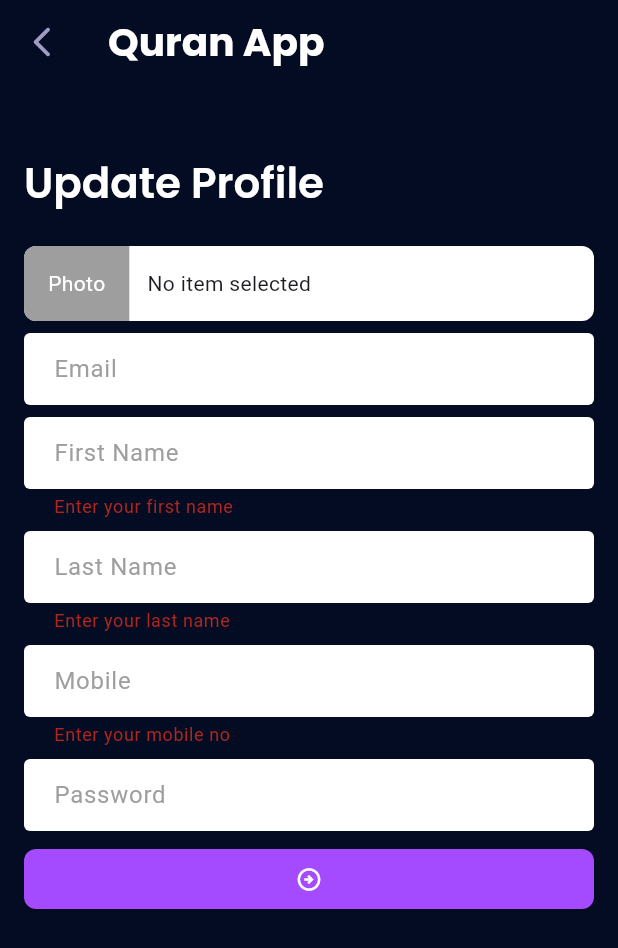
After one commit to MuazRahman/holy-quran, a Flutter app: the UpdateProfileScreen screen opened directly, after a tap on the "arrow circle right" icon, on a phone screen of 412 x 824 dp. The commit adds this screen. Shown: the top 948 px of the screen. Run offline on Flutter 3.47's test engine with Material 3 defaults, Android fonts, the phone set to English and light mode, and no system bars; our stand-ins replace audioplayers, flutter_svg, google_fonts, image_picker, pin_code_fields, shared_preferences; accounts and stored records are empty.

Commit message:
Update Profile Added

```diff
--- /dev/null
+++ b/lib/ui/Screens/update_profile_screen.dart
@@ -0,0 +1,269 @@
+import 'dart:convert';
+
+import 'package:flutter/material.dart';
+import 'package:google_fonts/google_fonts.dart';
+import 'package:holy_quran/colors.dart';
+import 'package:holy_quran/ui/Screens/HomeScreen.dart';
+import 'package:holy_quran/ui/controllers/auth_controller.dart';
+import 'package:image_picker/image_picker.dart';
+
+import '../../data/services/network_caller.dart';
+import '../../data/utils/urls.dart';
+import '../Widgets/centered_circular_progress_indicator.dart';
+import '../Widgets/snack_bar_message.dart';
+
+class UpdateProfileScreen extends StatefulWidget {
+  const UpdateProfileScreen({super.key});
+
+  static const name = '/update-profile';
+
+  @override
+  State<UpdateProfileScreen> createState() => _UpdateProfileScreenState();
+}
+
+class _UpdateProfileScreenState extends State<UpdateProfileScreen> {
+  final TextEditingController _emailTEController = TextEditingController();
+  final TextEditingController _firstNameTEController = TextEditingController();
+  final TextEditingController _lastNameTEController = TextEditingController();
+  final TextEditingController _mobileTEController = TextEditingController();
+  final TextEditingController _passwordTEController = TextEditingController();
+  final GlobalKey<FormState> _formKey = GlobalKey<FormState>();
+  XFile? _pickedImage;
+  bool _updateProfileInProgress = false;
+
+  @override
+  void initState() {
+    super.initState();
+    _emailTEController.text = AuthController.userModel?.email ?? '';
+    _firstNameTEController.text = AuthController.userModel?.firstName ?? '';
+    _lastNameTEController.text = AuthController.userModel?.lastName ?? '';
+    _mobileTEController.text = AuthController.userModel?.mobile ?? '';
+  }
+
+  @override
+  Widget build(BuildContext context) {
+    final textTheme = Theme.of(context).textTheme;
+    return Scaffold(
+      backgroundColor: backgroundColor,
+      appBar: AppBar(
+        backgroundColor: Colors.transparent,
+        automaticallyImplyLeading: false,
+        leading: IconButton(
+          onPressed: () {
+            Navigator.pushAndRemoveUntil(context,
+                MaterialPageRoute(builder: (context) => const HomeScreen()), (value) => false);
+          },
+          icon: Icon(Icons.arrow_back_ios_new_rounded, color: lightViolet,),),
+        title: Text(
+              'Quran App',
+              style: GoogleFonts.poppins(
+                fontSize: 26,
+                fontWeight: FontWeight.bold,
+                color: Colors.white,
+              ),
+            ),
+      ),
+
+      body: SingleChildScrollView(
+          child: Padding(
+            padding: const EdgeInsets.all(16.0),
+            child: Form(
+              key: _formKey,
+              child: Column(
+                crossAxisAlignment: CrossAxisAlignment.start,
+                children: [
+                  const SizedBox(
+                    height: 32,
+                  ),
+                  Text(
+                    'Update Profile',
+                    style: textTheme.titleLarge,
+                  ),
+                  const SizedBox(
+                    height: 24,
+                  ),
+                  _buildPhotoPicker(),
+                  const SizedBox(
+                    height: 8,
+                  ),
+                  TextFormField(
+                    enabled: false,
+                    controller: _emailTEController,
+                    keyboardType: TextInputType.emailAddress,
+                    decoration: const InputDecoration(
+                      hintText: 'Email',
+                    ),
+                  ),
+                  const SizedBox(
+                    height: 8,
+                  ),
+                  TextFormField(
+                    controller: _firstNameTEController,
+                    keyboardType: TextInputType.emailAddress,
+                    decoration: const InputDecoration(
+                      hintText: 'First Name',
+                    ),
+                    validator: (String? value) {
+                      if (value?.trim().isEmpty ?? true) {
+                        return 'Enter your first name';
+                      }
+                      return null;
+                    },
+                  ),
+                  const SizedBox(
+                    height: 8,
+                  ),
+                  TextFormField(
+                    controller: _lastNameTEController,
+                    keyboardType: TextInputType.emailAddress,
+                    decoration: const InputDecoration(
+                      hintText: 'Last Name',
+                    ),
+                    validator: (String? value) {
+                      if (value?.trim().isEmpty ?? true) {
+                        return 'Enter your last name';
+                      }
+                      return null;
+                    },
+                  ),
+                  const SizedBox(
+                    height: 8,
+                  ),
+                  TextFormField(
+                    controller: _mobileTEController,
+                    keyboardType: TextInputType.emailAddress,
+                    decoration: const InputDecoration(
+                      hintText: 'Mobile',
+                    ),
+                    validator: (String? value) {
+                      if (value?.trim().isEmpty ?? true) {
+                        return 'Enter your mobile no';
+                      }
+                      return null;
+                    },
+                  ),
+                  const SizedBox(
+                    height: 8,
+                  ),
+                  TextFormField(
+                    controller: _passwordTEController,
+                    obscureText: true,
+                    decoration: const InputDecoration(
+                      hintText: 'Password',
+                    ),
+                  ),
+                  const SizedBox(
+                    height: 8,
+                  ),
+                  Visibility(
+                    visible: _updateProfileInProgress == false,
+                    replacement: const CenteredCircularProgressIndicator(),
+                    child: ElevatedButton(
+                      onPressed: _onTapUpdateButton,
+                      child: const Icon(Icons.arrow_circle_right_outlined),
+                    ),
+                  ),
+                ],
+              ),
+            ),
+          ),
+        ),
+    );
+  }
+
+  Widget _buildPhotoPicker() {
+    return GestureDetector(
+      onTap: _pickImage,
+      child: Container(
+        height: 50,
+        decoration: BoxDecoration(
+          color: Colors.white,
+          borderRadius: BorderRadius.circular(8),
+        ),
+        child: Row(
+          children: [
+            Container(
+              height: 50,
+              padding: const EdgeInsets.symmetric(horizontal: 16),
+              decoration: const BoxDecoration(
+                color: Colors.grey,
+                borderRadius: BorderRadius.only(
+                  topLeft: Radius.circular(8),
+                  bottomLeft: Radius.circular(8),
+                ),
+              ),
+              alignment: Alignment.center,
+              child: const Text(
+                'Photo',
+                style: TextStyle(color: Colors.white),
+              ),
+            ),
+            const SizedBox(
+              width: 12,
+            ),
+            Text(_pickedImage == null ? 'No item selected' : _pickedImage!.name,
+              maxLines: 1,
+            ),
+          ],
+        ),
+      ),
+    );
+  }
+
+  Future<void> _pickImage() async {
+    ImagePicker picker = ImagePicker();
+    XFile? image = await picker.pickImage(source: ImageSource.gallery);
+    if (image != null) {
+      _pickedImage = image;
+      setState(() {});
+    }
+  }
+
+  void _onTapUpdateButton() {
+    if (_formKey.currentState!.validate()) {
+      _updateProfile();
+    }
+  }
+
+  Future<void> _updateProfile() async {
+    _updateProfileInProgress = true;
+    setState(() {});
+    Map<String, dynamic> requestBody = {
+      "email": _emailTEController.text.trim(),
+      "firstName": _firstNameTEController.text.trim(),
+      "lastName": _lastNameTEController.text.trim(),
+      "mobile": _mobileTEController.text.trim(),
+    };
+
+    if (_pickedImage != null) {
+      List<int> imageBytes = await _pickedImage!.readAsBytes();
+      requestBody['photo'] = base64Encode(imageBytes);
+    }
+    if (_passwordTEController.text.isNotEmpty) {
+      requestBody['password'] = _passwordTEController.text;
+    }
+
+    final NetworkResponse response = await NetworkCaller.postRequest(
+        url: Urls.updateProfile, body: requestBody);
+    _updateProfileInProgress = false;
+    setState(() {});
+    if (response.isSuccess) {
+      showSnackBarMessage(context, 'Profile updated successfully');
+      _passwordTEController.clear();
+    }
+    else {
+      showSnackBarMessage(context, response.errorMessage);
+    }
+  }
+
+  @override
+  void dispose() {
+    super.dispose();
+    _emailTEController.dispose();
+    _firstNameTEController.dispose();
+    _lastNameTEController.dispose();
+    _mobileTEController.dispose();
+    _passwordTEController.dispose();
+
+  }
+}
```
Also changed, not shown: lib/data/models/task_list_by_status_model.dart (deleted, +0 -27 lines), lib/data/models/task_model.dart (deleted, +0 -27 lines), lib/ui/Screens/HomeScreen.dart (+0 -8 lines), lib/ui/Screens/QuranScreen.dart (+10 -1 lines), lib/ui/Widgets/drawer.dart (+15 -0 lines).
